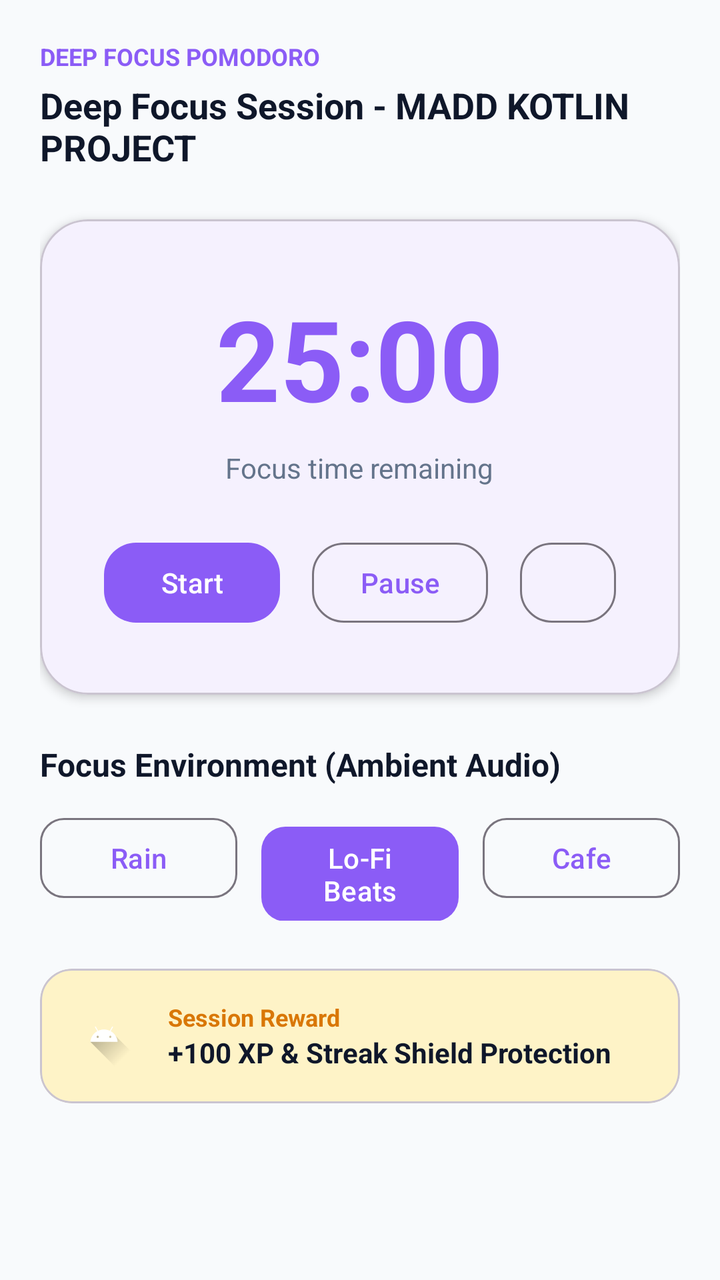
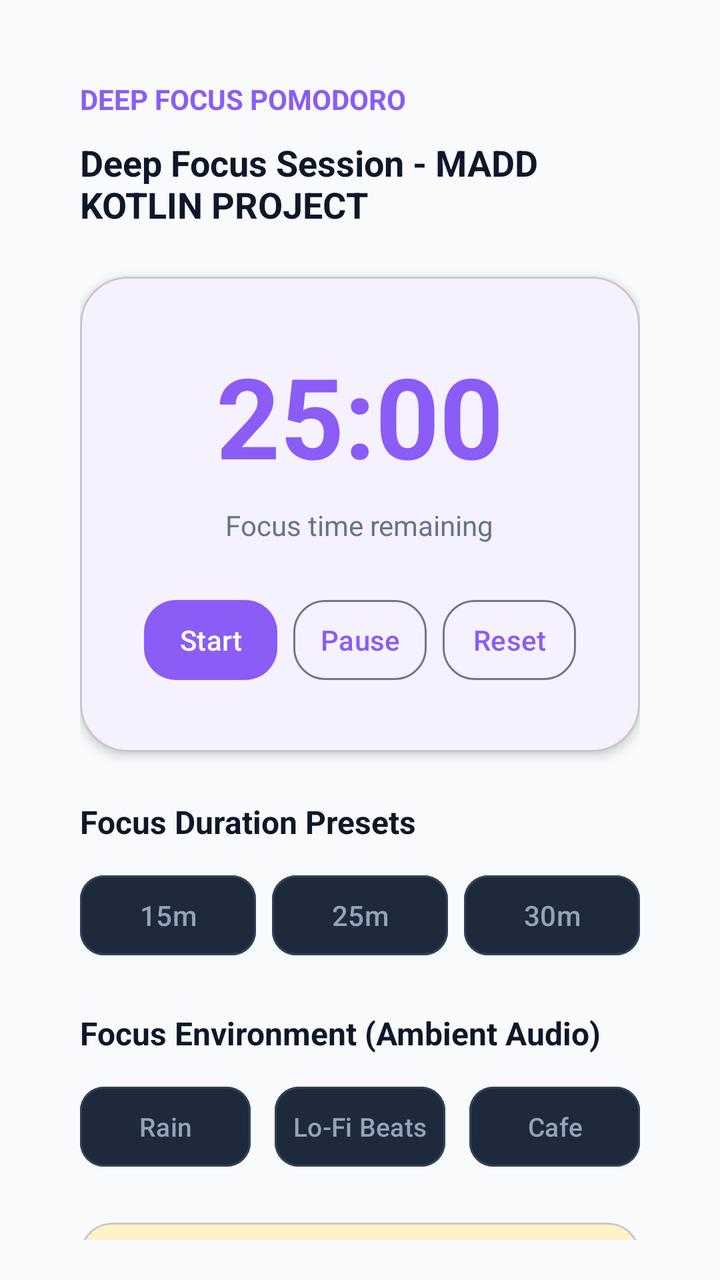

Screens rendered from an Android XML layout before and after an edit, with the pre-edit source and the edit as a unified diff.
<!-- AndroidManifest.xml: application theme Theme.HabitFlow -->
<!-- res/layout/fragment_study.xml -->
<?xml version="1.0" encoding="utf-8"?>
<androidx.core.widget.NestedScrollView xmlns:android="http://schemas.android.com/apk/res/android"
    xmlns:app="http://schemas.android.com/apk/res-auto"
    android:layout_width="match_parent"
    android:layout_height="match_parent"
    android:background="@color/habit_bg_light"
    android:fillViewport="true"
    android:padding="20dp">

    <LinearLayout
        android:layout_width="match_parent"
        android:layout_height="wrap_content"
        android:orientation="vertical">

        
        <TextView
            android:layout_width="wrap_content"
            android:layout_height="wrap_content"
            android:text="DEEP FOCUS POMODORO"
            android:textColor="@color/habit_primary"
            android:textSize="12sp"
            android:textStyle="bold" />

        <TextView
            android:id="@+id/tv_active_task_title"
            android:layout_width="match_parent"
            android:layout_height="wrap_content"
            android:layout_marginTop="4dp"
            android:text="Deep Focus Session - MADD KOTLIN PROJECT"
            android:textColor="@color/habit_text_primary_light"
            android:textSize="18sp"
            android:textStyle="bold" />

        
        <com.google.android.material.card.MaterialCardView
            android:layout_width="match_parent"
            android:layout_height="wrap_content"
            android:layout_marginTop="24dp"
            app:cardBackgroundColor="@color/habit_surface_light"
            app:cardCornerRadius="24dp"
            app:cardElevation="3dp">

            <LinearLayout
                android:layout_width="match_parent"
                android:layout_height="wrap_content"
                android:gravity="center"
                android:orientation="vertical"
                android:padding="32dp">

                <TextView
                    android:id="@+id/tv_timer_countdown"
                    android:layout_width="wrap_content"
                    android:layout_height="wrap_content"
                    android:text="25:00"
                    android:textColor="@color/habit_primary"
                    android:textSize="56sp"
                    android:textStyle="bold" />

                <TextView
                    android:layout_width="wrap_content"
                    android:layout_height="wrap_content"
                    android:layout_marginTop="8dp"
                    android:text="Focus time remaining"
                    android:textColor="@color/habit_text_secondary_light"
                    android:textSize="14sp" />

                
                <LinearLayout
                    android:layout_width="match_parent"
                    android:layout_height="wrap_content"
                    android:layout_marginTop="24dp"
                    android:gravity="center"
                    android:orientation="horizontal">

                    <com.google.android.material.button.MaterialButton
                        android:id="@+id/btn_timer_start"
                        android:layout_width="wrap_content"
                        android:layout_height="48dp"
                        android:layout_marginEnd="8dp"
                        android:text="Start"
                        app:cornerRadius="16dp" />

                    <com.google.android.material.button.MaterialButton
                        android:id="@+id/btn_timer_pause"
                        android:layout_width="wrap_content"
                        android:layout_height="48dp"
                        android:layout_marginHorizontal="8dp"
                        android:text="Pause"
                        style="?attr/materialButtonOutlinedStyle"
                        app:cornerRadius="16dp" />

                    <com.google.android.material.button.MaterialButton
                        android:id="@+id/btn_timer_reset"
                        android:layout_width="wrap_content"
                        android:layout_height="48dp"
                        android:layout_marginStart="8dp"
                        android:text="Reset"
                        style="?attr/materialButtonOutlinedStyle"
                        app:cornerRadius="16dp" />
                </LinearLayout>

            </LinearLayout>
        </com.google.android.material.card.MaterialCardView>

        
        <TextView
            android:layout_width="wrap_content"
            android:layout_height="wrap_content"
            android:layout_marginTop="24dp"
            android:text="Focus Environment (Ambient Audio)"
            android:textColor="@color/habit_text_primary_light"
            android:textSize="16sp"
            android:textStyle="bold" />

        <LinearLayout
            android:layout_width="match_parent"
            android:layout_height="wrap_content"
            android:layout_marginTop="12dp"
            android:orientation="horizontal">

            <com.google.android.material.button.MaterialButton
                android:id="@+id/btn_audio_rain"
                android:layout_width="0dp"
                android:layout_height="wrap_content"
                android:layout_marginEnd="6dp"
                android:layout_weight="1"
                android:text="Rain"
                style="?attr/materialButtonOutlinedStyle"
                app:cornerRadius="12dp" />

            <com.google.android.material.button.MaterialButton
                android:id="@+id/btn_audio_lofi"
                android:layout_width="0dp"
                android:layout_height="wrap_content"
                android:layout_marginHorizontal="6dp"
                android:layout_weight="1"
                android:text="Lo-Fi Beats"
                app:cornerRadius="12dp" />

            <com.google.android.material.button.MaterialButton
                android:id="@+id/btn_audio_cafe"
                android:layout_width="0dp"
                android:layout_height="wrap_content"
                android:layout_marginStart="6dp"
                android:layout_weight="1"
                android:text="Cafe"
                style="?attr/materialButtonOutlinedStyle"
                app:cornerRadius="12dp" />
        </LinearLayout>

        
        <com.google.android.material.card.MaterialCardView
            android:layout_width="match_parent"
            android:layout_height="wrap_content"
            android:layout_marginTop="24dp"
            app:cardBackgroundColor="#FEF3C7"
            app:cardCornerRadius="16dp"
            app:cardElevation="0dp">

            <LinearLayout
                android:layout_width="match_parent"
                android:layout_height="wrap_content"
                android:orientation="horizontal"
                android:padding="16dp"
                android:gravity="center_vertical">

                <ImageView
                    android:layout_width="32dp"
                    android:layout_height="32dp"
                    android:background="@drawable/ic_launcher_foreground"
                    android:contentDescription="Reward Icon" />

                <LinearLayout
                    android:layout_width="0dp"
                    android:layout_height="wrap_content"
                    android:layout_marginStart="16dp"
                    android:layout_weight="1"
                    android:orientation="vertical">

                    <TextView
                        android:layout_width="wrap_content"
                        android:layout_height="wrap_content"
                        android:text="Session Reward"
                        android:textColor="@color/habit_accent_gold_dark"
                        android:textSize="12sp"
                        android:textStyle="bold" />

                    <TextView
                        android:layout_width="wrap_content"
                        android:layout_height="wrap_content"
                        android:text="+100 XP &amp; Streak Shield Protection"
                        android:textColor="@color/habit_text_primary_light"
                        android:textSize="14sp"
                        android:textStyle="bold" />
                </LinearLayout>
            </LinearLayout>
        </com.google.android.material.card.MaterialCardView>

    </LinearLayout>
</androidx.core.widget.NestedScrollView>
<!-- resources referenced by this layout -->
<resources>
  <color name="habit_accent_gold_dark">#D97706</color>
  <color name="habit_bg_light">#F8FAFC</color>
  <color name="habit_primary">#8B5CF6</color>
  <color name="habit_surface_light">#FFFFFF</color>
  <color name="habit_text_primary_light">#0F172A</color>
  <color name="habit_text_secondary_light">#64748B</color>
  <!-- drawable ic_launcher_foreground (drawable) -->
  <vector xmlns:android="http://schemas.android.com/apk/res/android"
      xmlns:aapt="http://schemas.android.com/aapt"
      android:width="108dp"
      android:height="108dp"
      android:viewportWidth="108"
      android:viewportHeight="108">
      <path android:pathData="M31,63.928c0,0 6.4,-11 12.1,-13.1c7.2,-2.6 26,-1.4 26,-1.4l38.1,38.1L107,108.928l-32,-1L31,63.928z">
          <aapt:attr name="android:fillColor">
              <gradient
                  android:endX="85.84757"
                  android:endY="92.4963"
                  android:startX="42.9492"
                  android:startY="49.59793"
                  android:type="linear">
                  <item
                      android:color="#44000000"
                      android:offset="0.0" />
                  <item
                      android:color="#00000000"
                      android:offset="1.0" />
              </gradient>
          </aapt:attr>
      </path>
      <path
          android:fillColor="#FFFFFF"
          android:fillType="nonZero"
          android:pathData="M65.3,45.828l3.8,-6.6c0.2,-0.4 0.1,-0.9 -0.3,-1.1c-0.4,-0.2 -0.9,-0.1 -1.1,0.3l-3.9,6.7c-6.3,-2.8 -13.4,-2.8 -19.7,0l-3.9,-6.7c-0.2,-0.4 -0.7,-0.5 -1.1,-0.3C38.8,38.328 38.7,38.828 38.9,39.228l3.8,6.6C36.2,49.428 31.7,56.028 31,63.928h46C76.3,56.028 71.8,49.428 65.3,45.828zM43.4,57.328c-0.8,0 -1.5,-0.5 -1.8,-1.2c-0.3,-0.7 -0.1,-1.5 0.4,-2.1c0.5,-0.5 1.4,-0.7 2.1,-0.4c0.7,0.3 1.2,1 1.2,1.8C45.3,56.528 44.5,57.328 43.4,57.328L43.4,57.328zM64.6,57.328c-0.8,0 -1.5,-0.5 -1.8,-1.2s-0.1,-1.5 0.4,-2.1c0.5,-0.5 1.4,-0.7 2.1,-0.4c0.7,0.3 1.2,1 1.2,1.8C66.5,56.528 65.6,57.328 64.6,57.328L64.6,57.328z"
          android:strokeWidth="1"
          android:strokeColor="#00000000" />
  </vector>
  <style name="Theme.HabitFlow" parent="Theme.Material3.DayNight.NoActionBar">
          
          <item name="colorPrimary">@color/habit_primary</item>
          <item name="colorPrimaryVariant">@color/habit_primary_dark</item>
          <item name="colorOnPrimary">@color/white</item>
  
          
          <item name="colorSecondary">@color/habit_accent_gold</item>
          <item name="colorOnSecondary">@color/black</item>
  
          
          <item name="android:windowBackground">@color/habit_bg_light</item>
          <item name="colorSurface">@color/habit_surface_light</item>
          <item name="colorOnSurface">@color/habit_text_primary_light</item>
  
          
          <item name="android:statusBarColor">@color/habit_bg_light</item>
          <item name="android:windowLightStatusBar" tools:targetApi="m">true</item>
      </style>
  <color name="habit_primary_dark">#7C3AED</color>
  <color name="white">#FFFFFFFF</color>
  <color name="habit_accent_gold">#F59E0B</color>
  <color name="black">#FF000000</color>
</resources>

<!-- the commit's change to res/layout/fragment_study.xml (unified diff, before → after) -->
@@ -10,6 +10,7 @@
     <LinearLayout
         android:layout_width="match_parent"
         android:layout_height="wrap_content"
+        android:layout_margin="20dp"
         android:orientation="vertical">
 
         
@@ -18,18 +19,22 @@
             android:layout_height="wrap_content"
             android:text="DEEP FOCUS POMODORO"
             android:textColor="@color/habit_primary"
-            android:textSize="12sp"
-            android:textStyle="bold" />
+            android:textSize="14sp"
+            android:textStyle="bold"
+            android:maxLines="1"
+            android:ellipsize="end" />
 
         <TextView
             android:id="@+id/tv_active_task_title"
             android:layout_width="match_parent"
             android:layout_height="wrap_content"
-            android:layout_marginTop="4dp"
+            android:layout_marginTop="10dp"
             android:text="Deep Focus Session - MADD KOTLIN PROJECT"
             android:textColor="@color/habit_text_primary_light"
             android:textSize="18sp"
-            android:textStyle="bold" />
+            android:textStyle="bold"
+            android:maxLines="2"
+            android:ellipsize="end" />
 
         
         <com.google.android.material.card.MaterialCardView
@@ -54,7 +59,8 @@
                     android:text="25:00"
                     android:textColor="@color/habit_primary"
                     android:textSize="56sp"
-                    android:textStyle="bold" />
+                    android:textStyle="bold"
+                    android:maxLines="1" />
 
                 <TextView
                     android:layout_width="wrap_content"
@@ -62,45 +68,188 @@
                     android:layout_marginTop="8dp"
                     android:text="Focus time remaining"
                     android:textColor="@color/habit_text_secondary_light"
-                    android:textSize="14sp" />
+                    android:textSize="14sp"
+                    android:maxLines="1" />
 
                 
                 <LinearLayout
                     android:layout_width="match_parent"
                     android:layout_height="wrap_content"
                     android:layout_marginTop="24dp"
-                    android:gravity="center"
                     android:orientation="horizontal">
 
                     <com.google.android.material.button.MaterialButton
                         android:id="@+id/btn_timer_start"
-                        android:layout_width="wrap_content"
+                        android:layout_width="0dp"
                         android:layout_height="48dp"
-                        android:layout_marginEnd="8dp"
+                        android:layout_marginEnd="4dp"
+                        android:layout_weight="1"
                         android:text="Start"
+                        android:textSize="14sp"
+                        android:maxLines="1"
+                        android:insetLeft="0dp"
+                        android:insetRight="0dp"
+                        android:paddingHorizontal="4dp"
                         app:cornerRadius="16dp" />
 
                     <com.google.android.material.button.MaterialButton
                         android:id="@+id/btn_timer_pause"
-                        android:layout_width="wrap_content"
+                        android:layout_width="0dp"
                         android:layout_height="48dp"
-                        android:layout_marginHorizontal="8dp"
+                        android:layout_marginHorizontal="4dp"
+                        android:layout_weight="1"
                         android:text="Pause"
+                        android:textSize="14sp"
+                        android:maxLines="1"
+                        android:insetLeft="0dp"
+                        android:insetRight="0dp"
+                        android:paddingHorizontal="4dp"
                         style="?attr/materialButtonOutlinedStyle"
                         app:cornerRadius="16dp" />
 
                     <com.google.android.material.button.MaterialButton
                         android:id="@+id/btn_timer_reset"
-                        android:layout_width="wrap_content"
+                        android:layout_width="0dp"
                         android:layout_height="48dp"
-                        android:layout_marginStart="8dp"
+                        android:layout_marginStart="4dp"
+                        android:layout_weight="1"
                         android:text="Reset"
+                        android:textSize="14sp"
+                        android:maxLines="1"
+                        android:insetLeft="0dp"
+                        android:insetRight="0dp"
+                        android:paddingHorizontal="4dp"
                         style="?attr/materialButtonOutlinedStyle"
                         app:cornerRadius="16dp" />
                 </LinearLayout>
 
             </LinearLayout>
         </com.google.android.material.card.MaterialCardView>
+
+        
+        <TextView
+            android:layout_width="wrap_content"
+            android:layout_height="wrap_content"
+            android:layout_marginTop="24dp"
+            android:text="Focus Duration Presets"
+            android:textColor="@color/habit_text_primary_light"
+            android:textSize="16sp"
+            android:textStyle="bold"
+            android:maxLines="1" />
+
+        <HorizontalScrollView
+            android:layout_width="match_parent"
+            android:layout_height="wrap_content"
+            android:layout_marginTop="12dp"
+            android:scrollbars="none">
+
+            <LinearLayout
+                android:layout_width="wrap_content"
+                android:layout_height="wrap_content"
+                android:orientation="horizontal">
+
+                <com.google.android.material.button.MaterialButton
+                    android:id="@+id/btn_duration_15"
+                    android:layout_width="wrap_content"
+                    android:layout_height="wrap_content"
+                    android:layout_marginEnd="8dp"
+                    android:text="15m"
+                    android:textSize="14sp"
+                    android:maxLines="1"
+                    android:insetLeft="0dp"
+                    android:insetRight="0dp"
+                    android:paddingHorizontal="12dp"
+                    app:backgroundTint="#1E293B"
+                    android:textColor="#94A3B8"
+                    app:strokeColor="#334155"
+                    app:strokeWidth="1dp"
+                    app:cornerRadius="12dp" />
+
+                <com.google.android.material.button.MaterialButton
+                    android:id="@+id/btn_duration_25"
+                    android:layout_width="wrap_content"
+                    android:layout_height="wrap_content"
+                    android:layout_marginEnd="8dp"
+                    android:text="25m"
+                    android:textSize="14sp"
+                    android:maxLines="1"
+                    android:insetLeft="0dp"
+                    android:insetRight="0dp"
+                    android:paddingHorizontal="12dp"
+                    app:backgroundTint="#1E293B"
+                    android:textColor="#94A3B8"
+                    app:strokeColor="#334155"
+                    app:strokeWidth="1dp"
+                    app:cornerRadius="12dp" />
+
+                <com.google.android.material.button.MaterialButton
+                    android:id="@+id/btn_duration_30"
+                    android:layout_width="wrap_content"
+                    android:layout_height="wrap_content"
+                    android:layout_marginEnd="8dp"
+                    android:text="30m"
+                    android:textSize="14sp"
+                    android:maxLines="1"
+                    android:insetLeft="0dp"
+                    android:insetRight="0dp"
+                    android:paddingHorizontal="12dp"
+                    app:backgroundTint="#1E293B"
+                    android:textColor="#94A3B8"
+                    app:strokeColor="#334155"
+                    app:strokeWidth="1dp"
+                    app:cornerRadius="12dp" />
+
+                <com.google.android.material.button.MaterialButton
+                    android:id="@+id/btn_duration_45"
+                    android:layout_width="wrap_content"
+                    android:layout_height="wrap_content"
+                    android:layout_marginEnd="8dp"
+                    android:text="45m"
+                    android:textSize="14sp"
+                    android:maxLines="1"
+                    android:insetLeft="0dp"
+                    android:insetRight="0dp"
+                    android:paddingHorizontal="12dp"
+                    app:backgroundTint="#1E293B"
+                    android:textColor="#94A3B8"
+                    app:strokeColor="#334155"
+                    app:strokeWidth="1dp"
+                    app:cornerRadius="12dp" />
+
+                <com.google.android.material.button.MaterialButton
+                    android:id="@+id/btn_duration_60"
+                    android:layout_width="wrap_content"
+                    android:layout_height="wrap_content"
+                    android:layout_marginEnd="8dp"
+                    android:text="60m"
+                    android:textSize="14sp"
+                    android:maxLines="1"
+                    android:insetLeft="0dp"
+                    android:insetRight="0dp"
+                    android:paddingHorizontal="12dp"
+                    app:backgroundTint="#1E293B"
+                    android:textColor="#94A3B8"
+                    app:strokeColor="#334155"
+                    app:strokeWidth="1dp"
+                    app:cornerRadius="12dp" />
+
+                <com.google.android.material.button.MaterialButton
+                    android:id="@+id/btn_duration_custom"
+                    android:layout_width="wrap_content"
+                    android:layout_height="wrap_content"
+                    android:text="Custom"
+                    android:textSize="14sp"
+                    android:maxLines="1"
+                    android:insetLeft="0dp"
+                    android:insetRight="0dp"
+                    android:paddingHorizontal="12dp"
+                    app:backgroundTint="#1E293B"
+                    android:textColor="#94A3B8"
+                    app:strokeColor="#334155"
+                    app:strokeWidth="1dp"
+                    app:cornerRadius="12dp" />
+            </LinearLayout>
+        </HorizontalScrollView>
 
         
         <TextView
@@ -110,7 +259,8 @@
             android:text="Focus Environment (Ambient Audio)"
             android:textColor="@color/habit_text_primary_light"
             android:textSize="16sp"
-            android:textStyle="bold" />
+            android:textStyle="bold"
+            android:maxLines="1" />
 
         <LinearLayout
             android:layout_width="match_parent"
@@ -125,7 +275,15 @@
                 android:layout_marginEnd="6dp"
                 android:layout_weight="1"
                 android:text="Rain"
-                style="?attr/materialButtonOutlinedStyle"
+                android:textSize="13sp"
+                android:maxLines="1"
+                android:insetLeft="0dp"
+                android:insetRight="0dp"
+                android:paddingHorizontal="4dp"
+                app:backgroundTint="#1E293B"
+                android:textColor="#94A3B8"
+                app:strokeColor="#334155"
+                app:strokeWidth="1dp"
                 app:cornerRadius="12dp" />
 
             <com.google.android.material.button.MaterialButton
@@ -135,6 +293,15 @@
                 android:layout_marginHorizontal="6dp"
                 android:layout_weight="1"
                 android:text="Lo-Fi Beats"
+                android:textSize="13sp"
+                android:maxLines="1"
+                android:insetLeft="0dp"
+                android:insetRight="0dp"
+                android:paddingHorizontal="4dp"
+                app:backgroundTint="#1E293B"
+                android:textColor="#94A3B8"
+                app:strokeColor="#334155"
+                app:strokeWidth="1dp"
                 app:cornerRadius="12dp" />
 
             <com.google.android.material.button.MaterialButton
@@ -144,7 +311,15 @@
                 android:layout_marginStart="6dp"
                 android:layout_weight="1"
                 android:text="Cafe"
-                style="?attr/materialButtonOutlinedStyle"
+                android:textSize="13sp"
+                android:maxLines="1"
+                android:insetLeft="0dp"
+                android:insetRight="0dp"
+                android:paddingHorizontal="4dp"
+                app:backgroundTint="#1E293B"
+                android:textColor="#94A3B8"
+                app:strokeColor="#334155"
+                app:strokeWidth="1dp"
                 app:cornerRadius="12dp" />
         </LinearLayout>
 
@@ -183,7 +358,8 @@
                         android:text="Session Reward"
                         android:textColor="@color/habit_accent_gold_dark"
                         android:textSize="12sp"
-                        android:textStyle="bold" />
+                        android:textStyle="bold"
+                        android:maxLines="1" />
 
                     <TextView
                         android:layout_width="wrap_content"
@@ -191,7 +367,9 @@
                         android:text="+100 XP &amp; Streak Shield Protection"
                         android:textColor="@color/habit_text_primary_light"
                         android:textSize="14sp"
-                        android:textStyle="bold" />
+                        android:textStyle="bold"
+                        android:maxLines="2"
+                        android:ellipsize="end" />
                 </LinearLayout>
             </LinearLayout>
         </com.google.android.material.card.MaterialCardView>
